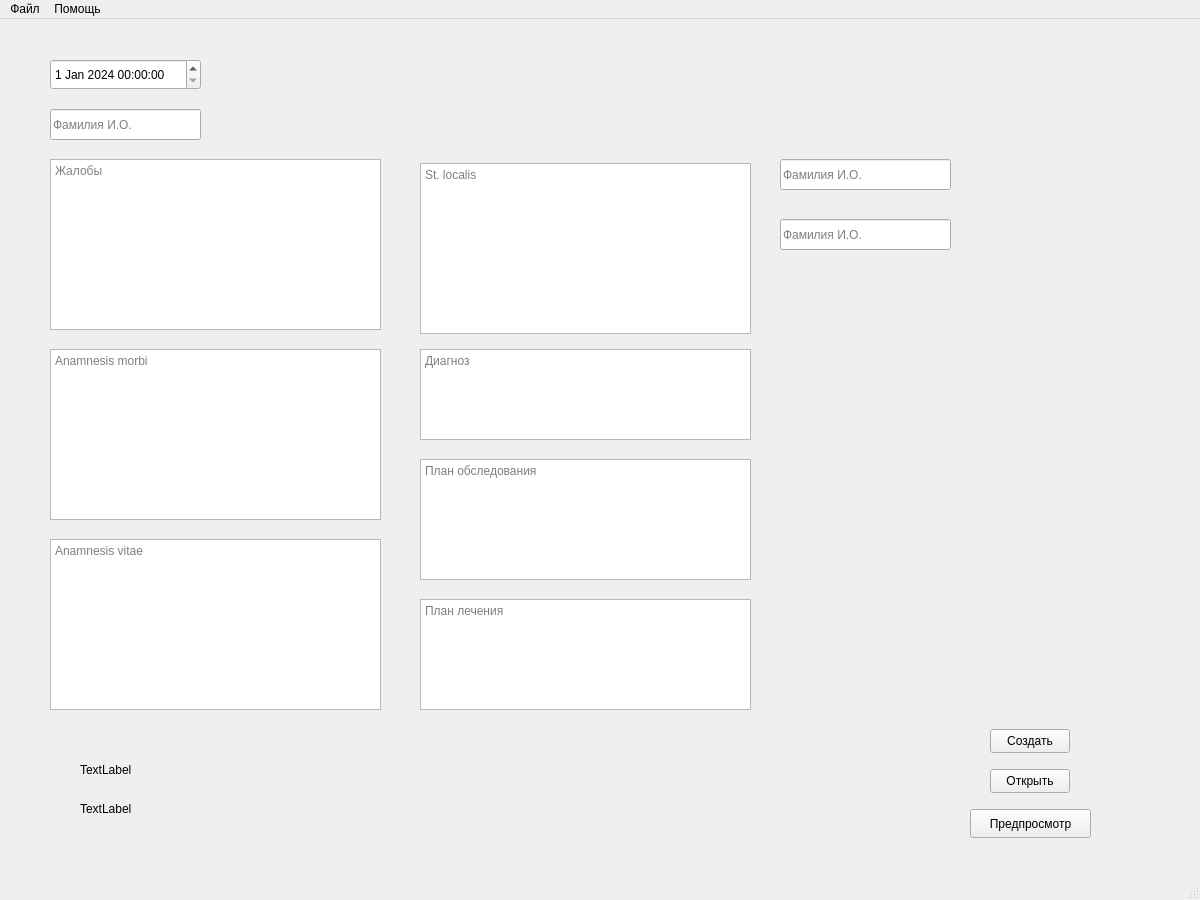
First picture: the form in mainwindow.ui, repository dOOmcLiF/OdtDocumentCreator_test, before the edit.
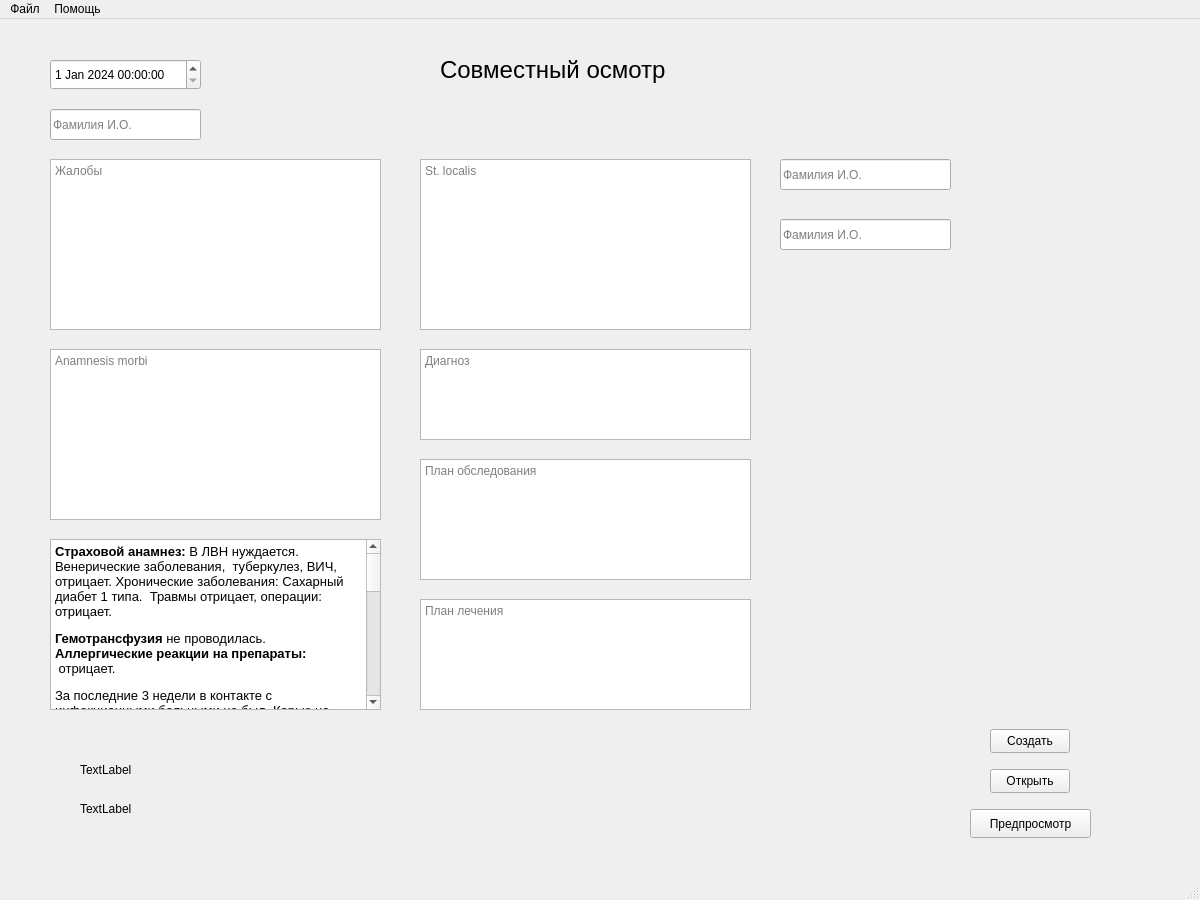
Second picture: the form after the edit.

Commit message: Добавлен шаблонный текст в поле ввода

```diff
--- a/mainwindow.ui
+++ b/mainwindow.ui
@@ -183,6 +183,24 @@
         <height>171</height>
        </rect>
       </property>
+      <property name="html">
+       <string>&lt;!DOCTYPE HTML PUBLIC &quot;-//W3C//DTD HTML 4.0//EN&quot; &quot;http://www.w3.org/TR/REC-html40/strict.dtd&quot;&gt;
+&lt;html&gt;&lt;head&gt;&lt;meta name=&quot;qrichtext&quot; content=&quot;1&quot; /&gt;&lt;meta charset=&quot;utf-8&quot; /&gt;&lt;style type=&quot;text/css&quot;&gt;
+p, li { white-space: pre-wrap; }
+hr { height: 1px; border-width: 0; }
+li.unchecked::marker { content: &quot;\2610&quot;; }
+li.checked::marker { content: &quot;\2612&quot;; }
+&lt;/style&gt;&lt;/head&gt;&lt;body style=&quot; font-family:'Segoe UI'; font-size:9pt; font-weight:400; font-style:normal;&quot;&gt;
+&lt;p style=&quot; margin-top:0px; margin-bottom:0px; margin-left:0px; margin-right:0px; -qt-block-indent:0; text-indent:0px;&quot;&gt;&lt;span style=&quot; font-size:10pt; font-weight:700;&quot;&gt;Страховой анамнез:&lt;/span&gt;&lt;span style=&quot; font-size:10pt;&quot;&gt; В ЛВН нуждается. Венерические заболевания,  туберкулез, ВИЧ, отрицает. Хронические заболевания: Сахарный диабет 1 типа.  Травмы отрицает, операции: отрицает. &lt;/span&gt;&lt;/p&gt;
+&lt;p style=&quot; margin-top:12px; margin-bottom:12px; margin-left:0px; margin-right:0px; -qt-block-indent:0; text-indent:0px;&quot;&gt;&lt;span style=&quot; font-size:10pt; font-weight:700;&quot;&gt;Гемотрансфузия&lt;/span&gt;&lt;span style=&quot; font-size:10pt;&quot;&gt; не проводилась. &lt;/span&gt;&lt;span style=&quot; font-size:10pt; font-weight:700;&quot;&gt;Аллергические реакции на препараты:&lt;/span&gt;&lt;span style=&quot; font-size:10pt;&quot;&gt;  отрицает. &lt;/span&gt;&lt;/p&gt;
+&lt;p style=&quot; margin-top:12px; margin-bottom:12px; margin-left:0px; margin-right:0px; -qt-block-indent:0; text-indent:0px;&quot;&gt;&lt;span style=&quot; font-size:10pt;&quot;&gt;За последние 3 недели в контакте с инфекционными больными не был. Корью не болел, привит. &lt;/span&gt;&lt;/p&gt;
+&lt;p style=&quot; margin-top:12px; margin-bottom:12px; margin-left:0px; margin-right:0px; -qt-block-indent:0; text-indent:0px;&quot;&gt;&lt;span style=&quot; font-size:10pt; font-weight:700;&quot;&gt;Status praesens objectivus&lt;/span&gt; &lt;/p&gt;
+&lt;p style=&quot; margin-top:12px; margin-bottom:12px; margin-left:0px; margin-right:0px; -qt-block-indent:0; text-indent:0px;&quot;&gt;&lt;span style=&quot; font-size:10pt;&quot;&gt;Общее состояние удовлетворительное. Кожные покровы и видимые слизистые обычной окраски. Костно-суставная система без видимой патологии.&lt;/span&gt; &lt;/p&gt;
+&lt;p style=&quot; margin-top:12px; margin-bottom:12px; margin-left:0px; margin-right:0px; -qt-block-indent:0; text-indent:0px;&quot;&gt;&lt;span style=&quot; font-size:10pt;&quot;&gt;В легких дыхание везикулярное, хрипов нет, ЧДД – 17 в мин. Тоны сердца ясные, ритмичные, ЧСС –72 ударов в минуту, АД – 125/75мм рт ст. Поясничная область не изменена. Почки не пальпируются. Поколачивание по косто-вертебральным углам безболезненное с обеих сторон. Мочеиспускание свободное, безболезненное.              &lt;/span&gt;&lt;/p&gt;
+&lt;p style=&quot; margin-top:12px; margin-bottom:12px; margin-left:0px; margin-right:0px; -qt-block-indent:0; text-indent:0px;&quot;&gt;&lt;span style=&quot; font-size:10pt;&quot;&gt;Язык влажный, чистый, налет есть, нет. Живот не вздут, обычной формы, симметричный.&lt;/span&gt; &lt;/p&gt;
+&lt;p style=&quot; margin-top:12px; margin-bottom:12px; margin-left:0px; margin-right:0px; -qt-block-indent:0; text-indent:0px;&quot;&gt;&lt;span style=&quot; font-size:10pt;&quot;&gt;При пальпации мягкий, безболезненный во всех отделах. Печень по краю реберной дуги, при пальпации безболезненная. Селезенка не пальпируется. Симптом Щеткина-Блюмберга отрицательный во всех отделах. Перкуторно тимпанита и притупления в отлогих местах нет. Перистальтика выслушивается, удовлетворительная.&lt;/span&gt; &lt;/p&gt;
+&lt;p style=&quot; margin-top:12px; margin-bottom:12px; margin-left:0px; margin-right:0px; -qt-block-indent:0; text-indent:0px;&quot;&gt;&lt;span style=&quot; font-size:10pt;&quot;&gt;Стул оформленный, регулярный, без патологических примесей.&lt;/span&gt; &lt;/p&gt;&lt;/body&gt;&lt;/html&gt;</string>
+      </property>
       <property name="placeholderText">
        <string>Anamnesis vitae</string>
       </property>
@@ -191,7 +209,7 @@
       <property name="geometry">
        <rect>
         <x>420</x>
-        <y>144</y>
+        <y>140</y>
         <width>331</width>
         <height>171</height>
        </rect>
@@ -239,6 +257,24 @@
        <string>План лечения</string>
       </property>
      </widget>
+     <widget class="QLabel" name="label">
+      <property name="geometry">
+       <rect>
+        <x>440</x>
+        <y>20</y>
+        <width>231</width>
+        <height>61</height>
+       </rect>
+      </property>
+      <property name="font">
+       <font>
+        <pointsize>18</pointsize>
+       </font>
+      </property>
+      <property name="text">
+       <string>Совместный осмотр</string>
+      </property>
+     </widget>
     </widget>
     <widget class="QWidget" name="page_2"/>
    </widget>
```
Left out of the diff: 3 changed lines with no effect on the pictures. The commit also changes 1 other file.
